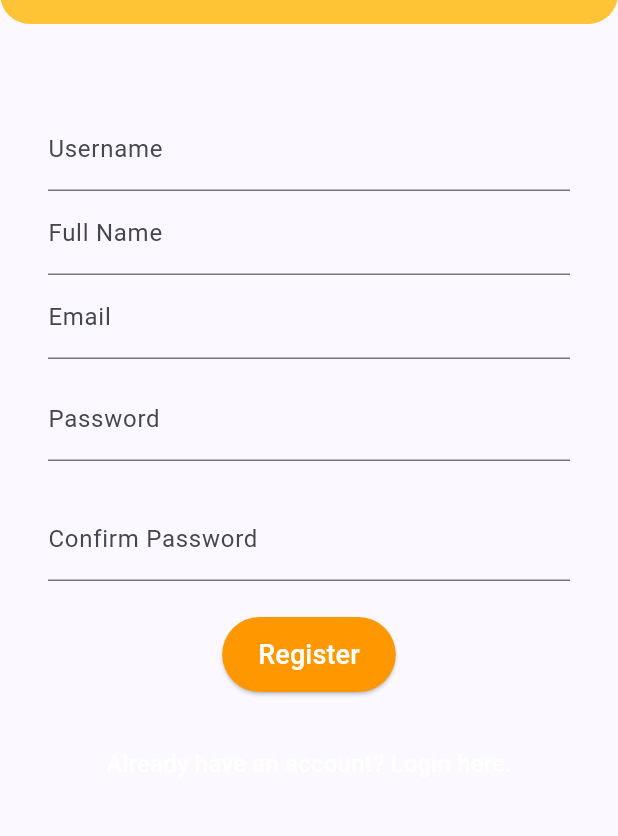
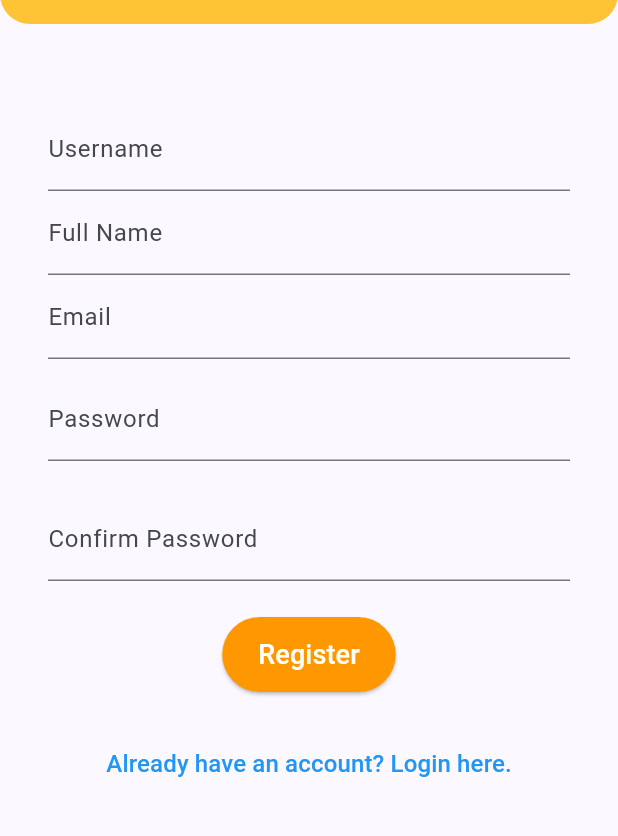
Before and after one commit to PBPK6/BookHaven-mobile, a Flutter app: the RegisterPage screen opened directly, on a phone screen of 412 x 824 dp, the part 388-1224 px from its top. Run offline on Flutter 3.47's test engine with Material 3 defaults, Android fonts, the phone set to English and light mode, and no system bars; missing offline and left inert: dart:html, pbp_django_auth.

Commit message:
97% done

```diff
--- a/lib/screens/register.dart
+++ b/lib/screens/register.dart
@@ -176,7 +176,7 @@ class _RegisterPageState extends State<RegisterPage> {
                   'Already have an account? Login here.',
                   style: TextStyle(
                     fontSize: 16,
-                    color: Colors.white,
+                    color: Colors.blue,
                   ),
                 ),
               ),
```
